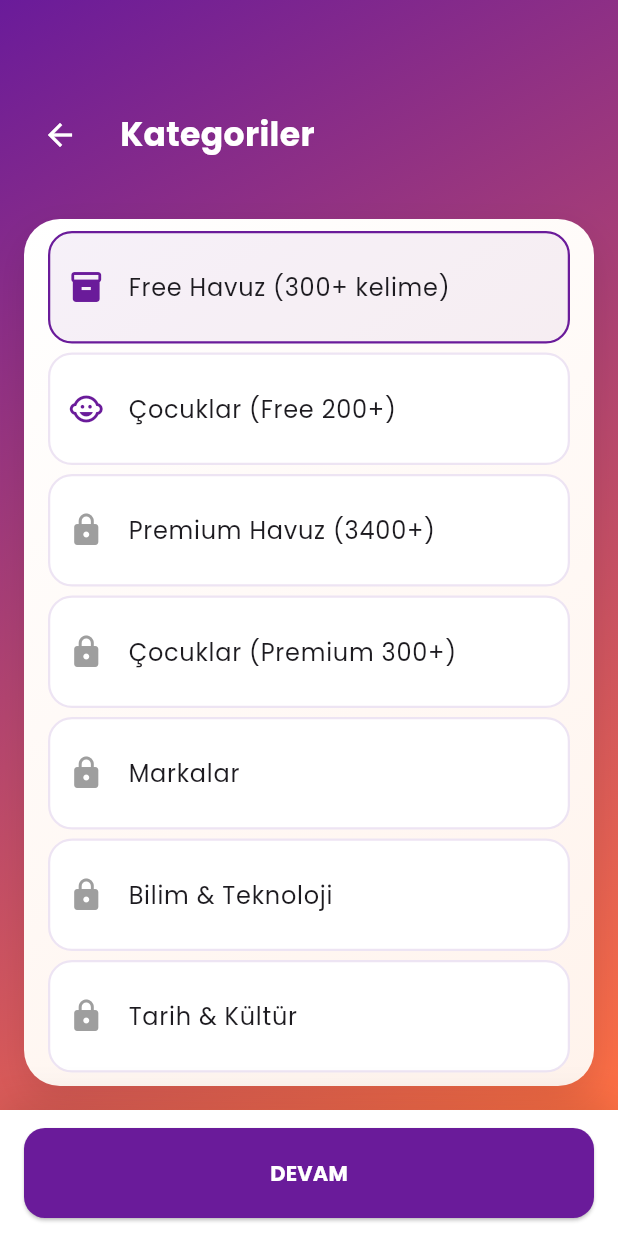
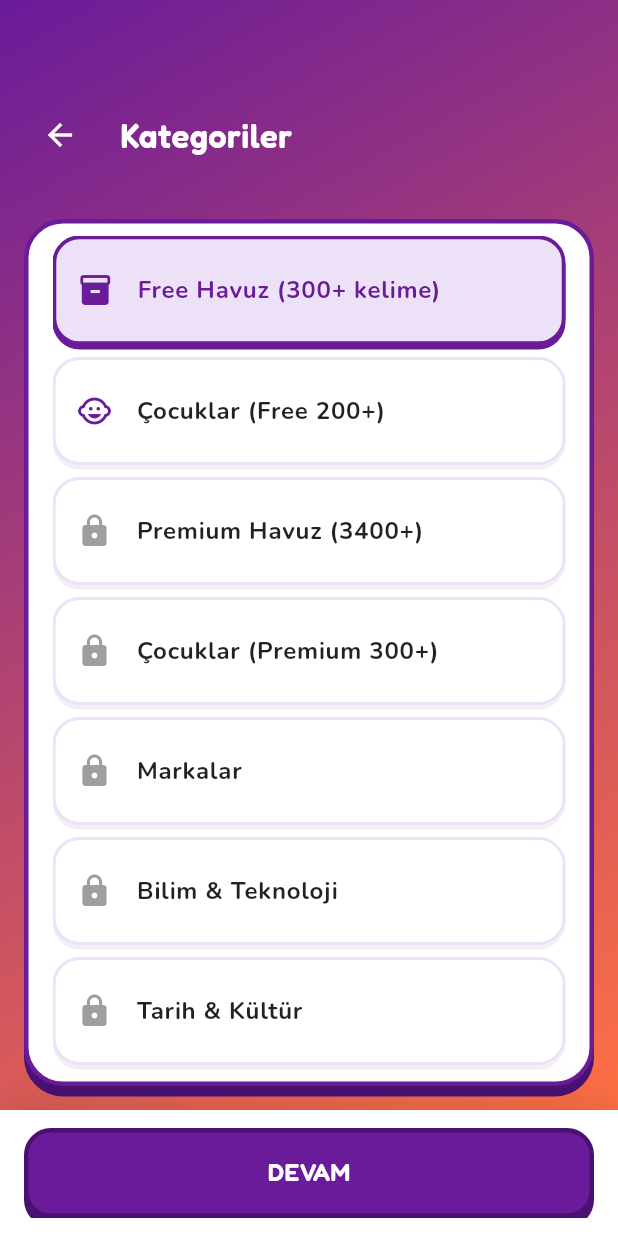
Before and after one commit to sudekazan/Tabu-Oyunu, a Flutter app: the KategorilerSayfasi screen opened by its route, on a phone screen of 412 x 824 dp. Run offline on Flutter 3.47's test engine with Material 3 defaults, Android fonts, the light colour scheme and no system bars; drawn by our look-alikes of google_mobile_ads; our stand-ins replace confetti, google_fonts, in_app_purchase, shared_preferences; accounts and stored records are empty; generated files the repository leaves out were written again; network calls fail.

Commit message:
Kategoriler ekranını kil tasarımına taşı
Kart tasarımını tekrar eden bir yardımcıya topla, kalın kenarlık + düz
gölge ile yeniden çiz, başlık ve DEVAM butonunu Fredoka fontuna geçir.

```diff
--- a/lib/screens/kategoriler_sayfasi.dart
+++ b/lib/screens/kategoriler_sayfasi.dart
@@ -1,7 +1,6 @@
 import 'package:flutter/material.dart';
 import '../core/app_theme.dart';
 import '../core/app_routes.dart';
-import 'package:google_fonts/google_fonts.dart';
 import 'package:google_mobile_ads/google_mobile_ads.dart';
 import '../core/plan_manager.dart';
 import '../data/premium/kategoriler/index.dart';
@@ -158,11 +157,7 @@ class _KategorilerSayfasiState extends State<KategorilerSayfasi> {
                     SizedBox(width: isSmall ? 10 : 16),
                     Text(
                       'Kategoriler',
-                      style: GoogleFonts.poppins(
-                        fontSize: titleFs,
-                        fontWeight: FontWeight.bold,
-                        color: Colors.white,
-                      ),
+                      style: AppTheme.heading(fontSize: titleFs, fontWeight: FontWeight.w600),
                     ),
                   ],
                 ),
@@ -172,23 +167,13 @@ class _KategorilerSayfasiState extends State<KategorilerSayfasi> {
               Expanded(
                 child: Container(
                   margin: padAll,
-                  decoration: BoxDecoration(
-                    gradient: const LinearGradient(
-                      begin: Alignment.topLeft,
-                      end: Alignment.bottomRight,
-                      colors: [
-                        Color(0xFFFFFFFF),
-                        Color(0xFFFFF3EC),
-                      ],
-                    ),
-                    borderRadius: BorderRadius.circular(isSmall ? 18 : 24),
-                    boxShadow: [
-                      BoxShadow(
-                        color: Colors.black.withValues(alpha: 0.1),
-                        blurRadius: isSmall ? 14 : 20,
-                        offset: Offset(0, isSmall ? 6 : 10),
-                      ),
-                    ],
+                  decoration: AppTheme.clayDecoration(
+                    background: Colors.white,
+                    borderColor: AppColors.primary,
+                    shadowColor: AppColors.primaryDark,
+                    radius: isSmall ? 20 : 26,
+                    borderWidth: 3,
+                    shadowOffset: 7,
                   ),
                   child: Padding(
                     padding: EdgeInsets.symmetric(horizontal: isSmall ? 12 : 16, vertical: 8),
@@ -199,7 +184,12 @@ class _KategorilerSayfasiState extends State<KategorilerSayfasi> {
                           // Plan seçim kısmı kaldırıldı - doğrudan kategoriler gösteriliyor
 
                           // Özel: Free 300 kelime bilgi kutusu
-                          GestureDetector(
+                          _kategoriKarti(
+                            secili: _seciliFreeKategori == FreeKategori.freeHavuz,
+                            isSmall: isSmall,
+                            labelFs: labelFs,
+                            leading: Icon(freeKategoriIconlari[FreeKategori.freeHavuz]!, color: AppColors.primary),
+                            title: 'Free Havuz (300+ kelime)',
                             onTap: () async {
                               setState(() {
                                 _seciliFreeKategori = FreeKategori.freeHavuz;
@@ -213,23 +203,15 @@ class _KategorilerSayfasiState extends State<KategorilerSayfasi> {
                               await PlanCategories.setUseFreeSelection(true);
                               await PlanCategories.setSelectedPremiumCategories(_seciliPremiumKategoriler);
                             },
-                            child: Container(
-                            margin: const EdgeInsets.only(bottom: 6),
-                            decoration: BoxDecoration(
-                              color: _seciliFreeKategori == FreeKategori.freeHavuz ? AppColors.primary.withValues(alpha: 0.06) : Colors.white,
-                              borderRadius: BorderRadius.circular(isSmall ? 14 : 16),
-                              border: Border.all(color: _seciliFreeKategori == FreeKategori.freeHavuz ? AppColors.primary : AppColors.primary.withValues(alpha: 0.12), width: 1.5),
-                            ),
-                            child: ListTile(
-                              contentPadding: const EdgeInsets.symmetric(horizontal: 12, vertical: 8),
-                              leading: Icon(freeKategoriIconlari[FreeKategori.freeHavuz]!, color: AppColors.primary),
-                              title: Text('Free Havuz (300+ kelime)', style: GoogleFonts.poppins(fontSize: labelFs)),
-                            ),
-                          ),
                           ),
 
                           // Çocuklar kategorileri (Free/Premium)
-                          GestureDetector(
+                          _kategoriKarti(
+                            secili: _seciliFreeKategori == FreeKategori.cocuklar,
+                            isSmall: isSmall,
+                            labelFs: labelFs,
+                            leading: Icon(freeKategoriIconlari[FreeKategori.cocuklar]!, color: AppColors.primary),
+                            title: 'Çocuklar (Free 200+)',
                             onTap: () async {
                               setState(() {
                                 _seciliFreeKategori = FreeKategori.cocuklar;
@@ -243,36 +225,17 @@ class _KategorilerSayfasiState extends State<KategorilerSayfasi> {
                               await PlanCategories.setUseFreeSelection(true);
                               await PlanCategories.setSelectedPremiumCategories(_seciliPremiumKategoriler);
                             },
-                            child: Container(
-                            margin: const EdgeInsets.only(bottom: 6),
-                            decoration: BoxDecoration(
-                              color: _seciliFreeKategori == FreeKategori.cocuklar ? AppColors.primary.withValues(alpha: 0.06) : Colors.white,
-                              borderRadius: BorderRadius.circular(isSmall ? 14 : 16),
-                              border: Border.all(color: _seciliFreeKategori == FreeKategori.cocuklar ? AppColors.primary : AppColors.primary.withValues(alpha: 0.12), width: 1.5),
-                            ),
-                            child: ListTile(
-                              contentPadding: const EdgeInsets.symmetric(horizontal: 12, vertical: 8),
-                              leading: Icon(freeKategoriIconlari[FreeKategori.cocuklar]!, color: AppColors.primary),
-                              title: Text('Çocuklar (Free 200+)', style: GoogleFonts.poppins(fontSize: labelFs)),
-                            ),
-                          ),
                           ),
 
                           // Özel: Premium tüm kelimeler (karışık) — Free kartlardan sonra gelsin
-                          Container(
-                            margin: const EdgeInsets.only(bottom: 6),
-                            decoration: BoxDecoration(
-                              color: _premiumTum ? AppColors.primary.withValues(alpha: 0.06) : Colors.white,
-                              borderRadius: BorderRadius.circular(isSmall ? 14 : 16),
-                              border: Border.all(color: _premiumTum ? AppColors.primary : AppColors.primary.withValues(alpha: 0.12), width: 1.5),
-                            ),
-                            child: ListTile(
-                              contentPadding: const EdgeInsets.symmetric(horizontal: 12, vertical: 8),
+                          _kategoriKarti(
+                            secili: _premiumTum,
+                            isSmall: isSmall,
+                            labelFs: labelFs,
                             leading: _plan == PlanType.free
                                 ? const Icon(Icons.lock, color: Colors.grey)
                                 : const Icon(Icons.all_inclusive, color: AppColors.primary),
-                              title: Text('Premium Havuz (3400+)', style: GoogleFonts.poppins(fontSize: labelFs)),
-                              trailing: null,
+                            title: 'Premium Havuz (3400+)',
                             onTap: _plan == PlanType.free
                                 ? _navigateToPremiumPage
                                 : () async {
@@ -287,22 +250,16 @@ class _KategorilerSayfasiState extends State<KategorilerSayfasi> {
                                     await PlanCategories.setUseFreeSelection(false);
                                   },
                           ),
-                          ),
 
                           // Çocuklar (Premium 300+) - Premium havuzun altına taşındı
-                          Container(
-                            margin: const EdgeInsets.only(bottom: 6),
-                            decoration: BoxDecoration(
-                              color: (_seciliPremiumKategoriler.contains(PremiumKategori.cocuklar)) ? AppColors.primary.withValues(alpha: 0.06) : Colors.white,
-                              borderRadius: BorderRadius.circular(isSmall ? 14 : 16),
-                              border: Border.all(color: (_seciliPremiumKategoriler.contains(PremiumKategori.cocuklar)) ? AppColors.primary : AppColors.primary.withValues(alpha: 0.12), width: 1.5),
-                            ),
-                            child: ListTile(
-                              contentPadding: const EdgeInsets.symmetric(horizontal: 12, vertical: 8),
+                          _kategoriKarti(
+                            secili: _seciliPremiumKategoriler.contains(PremiumKategori.cocuklar),
+                            isSmall: isSmall,
+                            labelFs: labelFs,
                             leading: _plan == PlanType.free
                                 ? const Icon(Icons.lock, color: Colors.grey)
                                 : Icon(premiumKategoriIconlari[PremiumKategori.cocuklar]!, color: AppColors.primary),
-                              title: Text('Çocuklar (Premium 300+)', style: GoogleFonts.poppins(fontSize: labelFs)),
+                            title: 'Çocuklar (Premium 300+)',
                             onTap: _plan == PlanType.free
                                 ? _navigateToPremiumPage
                                 : () async {
@@ -321,30 +278,21 @@ class _KategorilerSayfasiState extends State<KategorilerSayfasi> {
                                     await PlanCategories.setSelectedPremiumCategories(_seciliPremiumKategoriler);
                                     await PlanCategories.setUseFreeSelection(false);
                                   },
-                              trailing: null,
-                            ),
                           ),
 
                           // Kategoriler (tek listede sırayla) – Çocuklar zaten yukarıda gösterildiği için hariç tut
                           ...PremiumKategori.values.where((k) => k != PremiumKategori.cocuklar).map((k) {
                             final bool kilitli = _plan == PlanType.free; // Premium kategoriler kilitli
                             final bool secili = _seciliPremiumKategoriler.contains(k);
-                            return Container(
-                              margin: const EdgeInsets.only(bottom: 6),
-                              decoration: BoxDecoration(
-                                color: secili ? AppColors.primary.withValues(alpha: 0.06) : Colors.white,
-                                borderRadius: BorderRadius.circular(isSmall ? 14 : 16),
-                                border: Border.all(color: secili ? AppColors.primary : AppColors.primary.withValues(alpha: 0.12), width: 1.5),
-                              ),
-                              child: ListTile(
-                              contentPadding: const EdgeInsets.symmetric(horizontal: 12, vertical: 8),
+                            return _kategoriKarti(
+                              secili: secili,
+                              isSmall: isSmall,
+                              labelFs: labelFs,
                               leading: kilitli
                                   ? const Icon(Icons.lock, color: Colors.grey)
                                   : Icon(premiumKategoriIconlari[k]!, color: AppColors.primary),
-                                title: Text(premiumKategoriAdlari[k]!, style: GoogleFonts.poppins(fontSize: labelFs)),
-                                trailing: null,
+                              title: premiumKategoriAdlari[k]!,
                               onTap: kilitli ? _navigateToPremiumPage : () => _togglePremiumKategori(k),
-                              ),
                             );
                           }),
 
@@ -372,8 +320,18 @@ class _KategorilerSayfasiState extends State<KategorilerSayfasi> {
             // soluklaştırıp tıklanabilir bırakıyoruz ki açıklayıcı bir uyarı
             // verebilelim.
             opacity: _devamAktif ? 1 : 0.5,
-            child: ElevatedButton(
-              onPressed: () {
+            child: Material(
+              color: Colors.transparent,
+              child: Ink(
+                decoration: AppTheme.clayDecoration(
+                  background: AppColors.primary,
+                  borderColor: AppColors.primaryDark,
+                  shadowColor: AppColors.primaryDark,
+                  radius: isSmall ? 16 : 18,
+                ),
+                child: InkWell(
+                  borderRadius: BorderRadius.circular(isSmall ? 16 : 18),
+                  onTap: () {
                     if (!_devamAktif) {
                       ScaffoldMessenger.of(context).showSnackBar(
                         const SnackBar(
@@ -386,12 +344,54 @@ class _KategorilerSayfasiState extends State<KategorilerSayfasi> {
                     }
                     Navigator.pushNamed(context, AppRoutes.ayarlar);
                   },
-              style: ElevatedButton.styleFrom(
-                backgroundColor: AppColors.primary,
-                foregroundColor: Colors.white,
-                shape: RoundedRectangleBorder(borderRadius: BorderRadius.circular(isSmall ? 12 : 14)),
+                  child: Center(
+                    child: Text('DEVAM', style: AppTheme.heading(fontSize: 16)),
                   ),
-              child: Text('DEVAM', style: GoogleFonts.poppins(fontWeight: FontWeight.w700)),
+                ),
+              ),
+            ),
+          ),
+        ),
+      ),
+    );
+  }
+
+  // Tekrarlanan kategori kartı tasarımı: kil (clay) stilinde seçili/kilitli
+  // durum, kalın kenarlık ve düz ofset gölge ile gösterilir.
+  Widget _kategoriKarti({
+    required bool secili,
+    required bool isSmall,
+    required double labelFs,
+    required Widget leading,
+    required String title,
+    required VoidCallback? onTap,
+  }) {
+    final double radius = isSmall ? 16 : 18;
+    return Container(
+      margin: const EdgeInsets.only(bottom: 8),
+      decoration: AppTheme.clayDecoration(
+        background: secili ? AppColors.primarySoft : Colors.white,
+        borderColor: secili ? AppColors.primary : const Color(0xFFEDE1F7),
+        shadowColor: secili ? AppColors.primary : const Color(0xFFF4EEFB),
+        radius: radius,
+        borderWidth: secili ? 2.5 : 2,
+        shadowOffset: 3,
+      ),
+      child: Material(
+        color: Colors.transparent,
+        child: InkWell(
+          borderRadius: BorderRadius.circular(radius),
+          onTap: onTap,
+          child: ListTile(
+            contentPadding: const EdgeInsets.symmetric(horizontal: 14, vertical: 6),
+            leading: leading,
+            title: Text(
+              title,
+              style: AppTheme.body(
+                fontSize: labelFs,
+                fontWeight: FontWeight.w700,
+                color: secili ? AppColors.primary : Colors.black87,
+              ),
             ),
           ),
         ),
```
Lines whose indentation alone changed are shown as unchanged.
